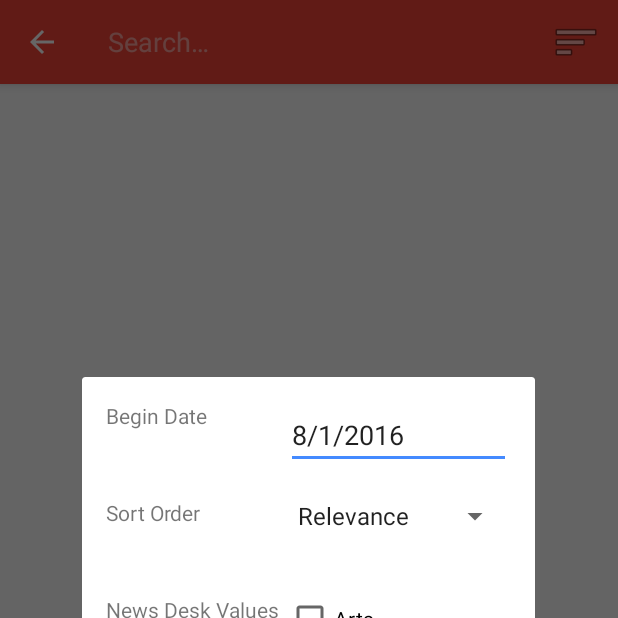
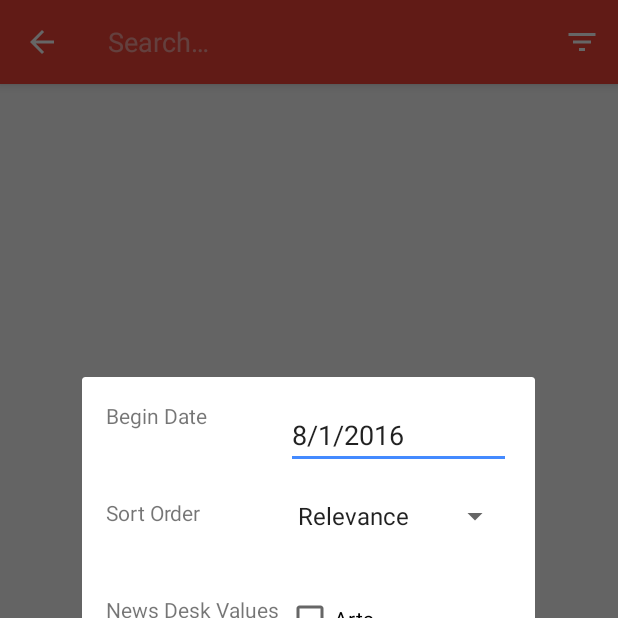
Before and after one commit to delnaz/NYTimes, an Android app: the screen it shows after launch (SearchActivity), after a tap on "Filter", on a phone screen of 412 x 824 dp, the top half of it. Run offline under Robolectric (Android 15) with nearby library versions, the phone set to English and light mode, and no system bars; our stand-ins replace ButterKnife; libraries missing offline, so code that uses them is left out: com.loopj.android, cz.msebera.android, org.parceler; pictures from the network do not load; 1 other tap on this screen came first.

Commit message:
Vector drawables

```diff
--- /dev/null
+++ b/app/src/main/res/drawable/ic_filter_list_36px.xml
@@ -0,0 +1,4 @@
+<vector android:height="24dp" android:viewportHeight="24.0"
+    android:viewportWidth="24.0" android:width="24dp" xmlns:android="http://schemas.android.com/apk/res/android">
+    <path android:fillColor="@android:color/white" android:pathData="M10,18h4v-2h-4v2zM3,6v2h18L21,6L3,6zM6,13h12v-2L6,11v2z"/>
+</vector>
--- /dev/null
+++ b/app/src/main/res/drawable/ic_share_36px.xml
@@ -0,0 +1,4 @@
+<vector android:height="24dp" android:viewportHeight="24.0"
+    android:viewportWidth="24.0" android:width="24dp" xmlns:android="http://schemas.android.com/apk/res/android">
+    <path android:fillColor="@android:color/white" android:pathData="M18,16.08c-0.76,0 -1.44,0.3 -1.96,0.77L8.91,12.7c0.05,-0.23 0.09,-0.46 0.09,-0.7s-0.04,-0.47 -0.09,-0.7l7.05,-4.11c0.54,0.5 1.25,0.81 2.04,0.81 1.66,0 3,-1.34 3,-3s-1.34,-3 -3,-3 -3,1.34 -3,3c0,0.24 0.04,0.47 0.09,0.7L8.04,9.81C7.5,9.31 6.79,9 6,9c-1.66,0 -3,1.34 -3,3s1.34,3 3,3c0.79,0 1.5,-0.31 2.04,-0.81l7.12,4.16c-0.05,0.21 -0.08,0.43 -0.08,0.65 0,1.61 1.31,2.92 2.92,2.92 1.61,0 2.92,-1.31 2.92,-2.92s-1.31,-2.92 -2.92,-2.92z"/>
+</vector>
--- a/app/src/main/res/menu/menu_search.xml
+++ b/app/src/main/res/menu/menu_search.xml
@@ -14,6 +14,6 @@
     <item android:id="@+id/action_filter"
           android:orderInCategory="6"
           android:title="Filter"
-          android:icon="@android:drawable/ic_menu_sort_by_size"
+          android:icon="@drawable/ic_filter_list_36px"
           app:showAsAction="always"/>
 </menu>
--- a/app/src/main/res/menu/menu_share.xml
+++ b/app/src/main/res/menu/menu_share.xml
@@ -5,6 +5,6 @@
         android:id="@+id/menu_item_share"
         app:showAsAction="always"
         android:title="Share"
-        android:icon="@android:drawable/ic_menu_share"/>
+        android:icon="@drawable/ic_share_36px"/>
 
 </menu>
```
